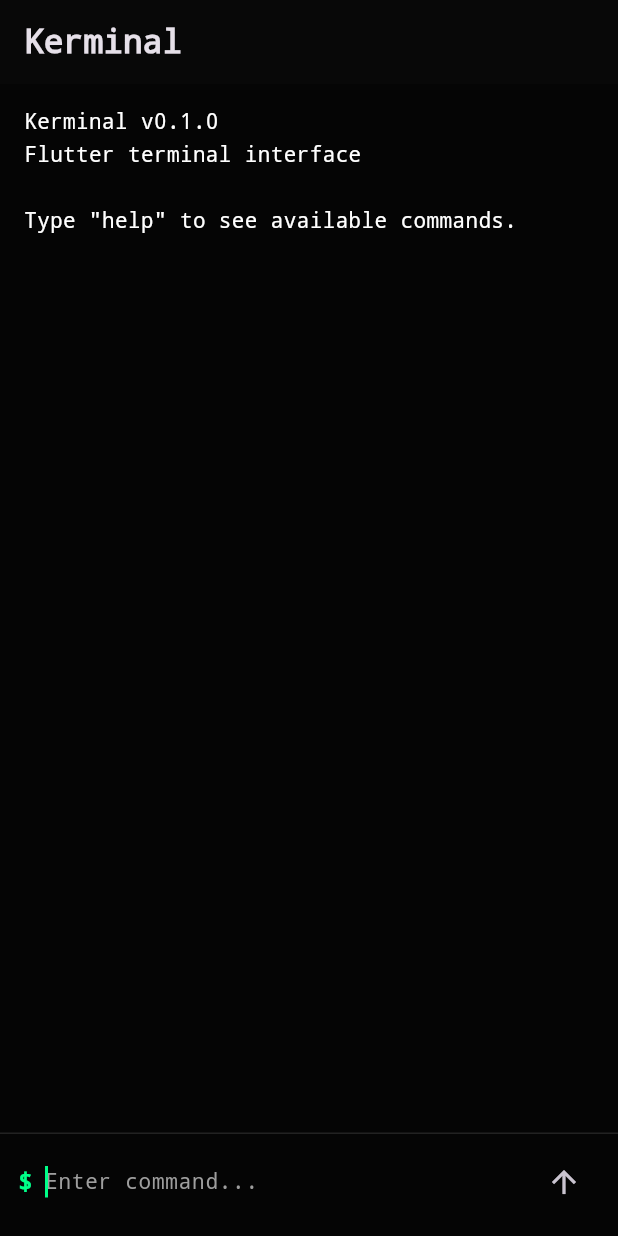
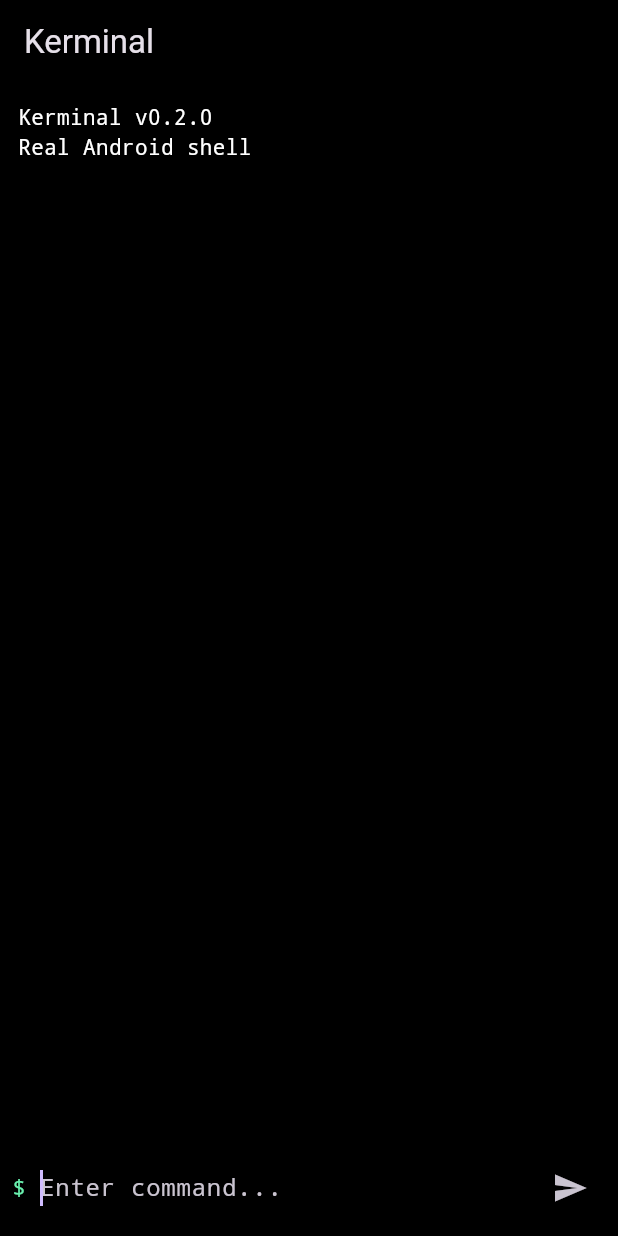
Before and after one commit to Kab257/Kerminal, a Flutter app: the screen it shows after launch, on a phone screen of 412 x 824 dp. Run offline on Flutter 3.47's test engine with Material 3 defaults, Android fonts, the phone set to English and light mode, and no system bars.

Commit message:
Connect Kerminal to real Android shell

```diff
--- a/lib/main.dart
+++ b/lib/main.dart
@@ -1,4 +1,7 @@
+import 'dart:async';
+
 import 'package:flutter/material.dart';
+import 'package:flutter/services.dart';
 
 void main() {
   runApp(const KerminalApp());
@@ -10,13 +13,9 @@
   @override
   Widget build(BuildContext context) {
     return MaterialApp(
+      title: 'Kerminal',
       debugShowCheckedModeBanner: false,
-      title: 'Kerminal',
-      theme: ThemeData(
-        brightness: Brightness.dark,
-        scaffoldBackgroundColor: const Color(0xFF050505),
-        fontFamily: 'monospace',
-      ),
+      theme: ThemeData.dark(),
       home: const TerminalScreen(),
     );
   }
@@ -30,173 +29,179 @@
 }
 
 class _TerminalScreenState extends State<TerminalScreen> {
+  static const MethodChannel _shellChannel =
+      MethodChannel('kerminal/shell');
+
+  static const EventChannel _outputChannel =
+      EventChannel('kerminal/shell/output');
+
   final TextEditingController _controller = TextEditingController();
   final ScrollController _scrollController = ScrollController();
 
   final List<String> _output = [
-    'Kerminal v0.1.0',
-    'Flutter terminal interface',
-    '',
-    'Type "help" to see available commands.',
+    'Kerminal v0.2.0',
+    'Real Android shell',
     '',
   ];
 
-  void _executeCommand() {
-    final command = _controller.text.trim();
+  StreamSubscription? _outputSubscription;
 
-    if (command.isEmpty) {
+  @override
+  void initState() {
+    super.initState();
+
+    _outputSubscription = _outputChannel
+        .receiveBroadcastStream()
+        .listen(_handleOutput);
+
+    _startShell();
+  }
+
+  Future<void> _startShell() async {
+    try {
+      await _shellChannel.invokeMethod('start');
+    } catch (e) {
+      _addOutput('Shell error: $e');
+    }
+  }
+
+  void _handleOutput(dynamic data) {
+    if (!mounted) return;
+
+    final text = data.toString();
+
+    setState(() {
+      _output.add(text);
+    });
+
+    _scrollToBottom();
+  }
+
+  Future<void> _executeCommand() async {
+    final command = _controller.text;
+
+    if (command.trim().isEmpty) {
       return;
     }
 
     setState(() {
       _output.add('\$ $command');
+    });
 
-      switch (command) {
-        case 'help':
-          _output.addAll([
-            'Available commands:',
-            '  help       Show this help message',
-            '  clear      Clear terminal',
-            '  echo       Print text',
-            '  pwd        Show current directory',
-            '  whoami     Show current user',
-            '  uname      Show system information',
-          ]);
-          break;
+    _controller.clear();
 
-        case 'clear':
-          _output.clear();
-          break;
-
-        case 'pwd':
-          _output.add('/data/data/com.kerminal/files');
-          break;
-
-        case 'whoami':
-          _output.add('kerminal');
-          break;
-
-        case 'uname':
-          _output.add('Kerminal Android');
-          break;
-
-        default:
-          if (command.startsWith('echo ')) {
-            _output.add(command.substring(5));
-          } else {
-            _output.add('Command not found: $command');
-          }
+    try {
+      await _shellChannel.invokeMethod(
+        'write',
+        {
+          'command': '$command\n',
+        },
+      );
+    } catch (e) {
+      _addOutput('Error: $e');
     }
 
-      _controller.clear();
+    _scrollToBottom();
+  }
+
+  void _addOutput(String text) {
+    if (!mounted) return;
+
+    setState(() {
+      _output.add(text);
     });
 
+    _scrollToBottom();
+  }
+
+  void _scrollToBottom() {
     WidgetsBinding.instance.addPostFrameCallback((_) {
-      if (_scrollController.hasClients) {
+      if (!_scrollController.hasClients) return;
+
       _scrollController.animateTo(
         _scrollController.position.maxScrollExtent,
-          duration: const Duration(milliseconds: 150),
+        duration: const Duration(milliseconds: 100),
         curve: Curves.easeOut,
       );
-      }
     });
   }
 
   @override
   void dispose() {
+    _outputSubscription?.cancel();
     _controller.dispose();
     _scrollController.dispose();
+
+    _shellChannel.invokeMethod('stop');
+
     super.dispose();
   }
 
   @override
   Widget build(BuildContext context) {
     return Scaffold(
+      backgroundColor: Colors.black,
       appBar: AppBar(
-        title: const Text(
-          'Kerminal',
-          style: TextStyle(
-            fontWeight: FontWeight.bold,
+        title: const Text('Kerminal'),
+        backgroundColor: Colors.black,
       ),
-        ),
-        backgroundColor: const Color(0xFF080808),
-      ),
-      body: SafeArea(
-        child: Column(
+      body: Column(
         children: [
           Expanded(
             child: ListView.builder(
               controller: _scrollController,
-                padding: const EdgeInsets.all(16),
+              padding: const EdgeInsets.all(12),
               itemCount: _output.length,
               itemBuilder: (context, index) {
-                  return Padding(
-                    padding: const EdgeInsets.only(bottom: 4),
-                    child: Text(
+                return Text(
                   _output[index],
                   style: const TextStyle(
+                    fontFamily: 'monospace',
                     fontSize: 14,
                     color: Colors.white,
-                        height: 1.25,
-                      ),
                   ),
                 );
               },
             ),
           ),
-
-            Container(
-              padding: const EdgeInsets.fromLTRB(12, 8, 12, 12),
-              decoration: const BoxDecoration(
-                border: Border(
-                  top: BorderSide(
-                    color: Color(0xFF222222),
+          SafeArea(
+            top: false,
+            child: Padding(
+              padding: const EdgeInsets.all(8),
+              child: Row(
+                children: [
+                  const Text(
+                    '\$ ',
+                    style: TextStyle(
+                      fontFamily: 'monospace',
+                      color: Colors.greenAccent,
+                      fontSize: 15,
                     ),
                   ),
-              ),
-              child: Row(
-                crossAxisAlignment: CrossAxisAlignment.center,
-                children: [
-                  const Text(
-                    '\$',
-                    style: TextStyle(
-                      color: Color(0xFF00FF88),
-                      fontWeight: FontWeight.bold,
-                      fontSize: 16,
-                    ),
-                  ),
-                  const SizedBox(width: 8),
                   Expanded(
                     child: TextField(
                       controller: _controller,
                       autofocus: true,
                       style: const TextStyle(
+                        fontFamily: 'monospace',
                         color: Colors.white,
-                        fontFamily: 'monospace',
-                        fontSize: 14,
                       ),
-                      cursorColor: const Color(0xFF00FF88),
                       decoration: const InputDecoration(
                         hintText: 'Enter command...',
-                        hintStyle: TextStyle(
-                          color: Colors.grey,
-                        ),
                         border: InputBorder.none,
-                        isDense: true,
                       ),
                       onSubmitted: (_) => _executeCommand(),
                     ),
                   ),
                   IconButton(
                     onPressed: _executeCommand,
-                    icon: const Icon(Icons.arrow_upward),
-                    tooltip: 'Run command',
+                    icon: const Icon(Icons.send),
                   ),
                 ],
               ),
             ),
+          ),
         ],
-        ),
       ),
     );
   }
```
Also changed, not shown: 3 other files. Lines whose indentation alone changed are shown as unchanged.
